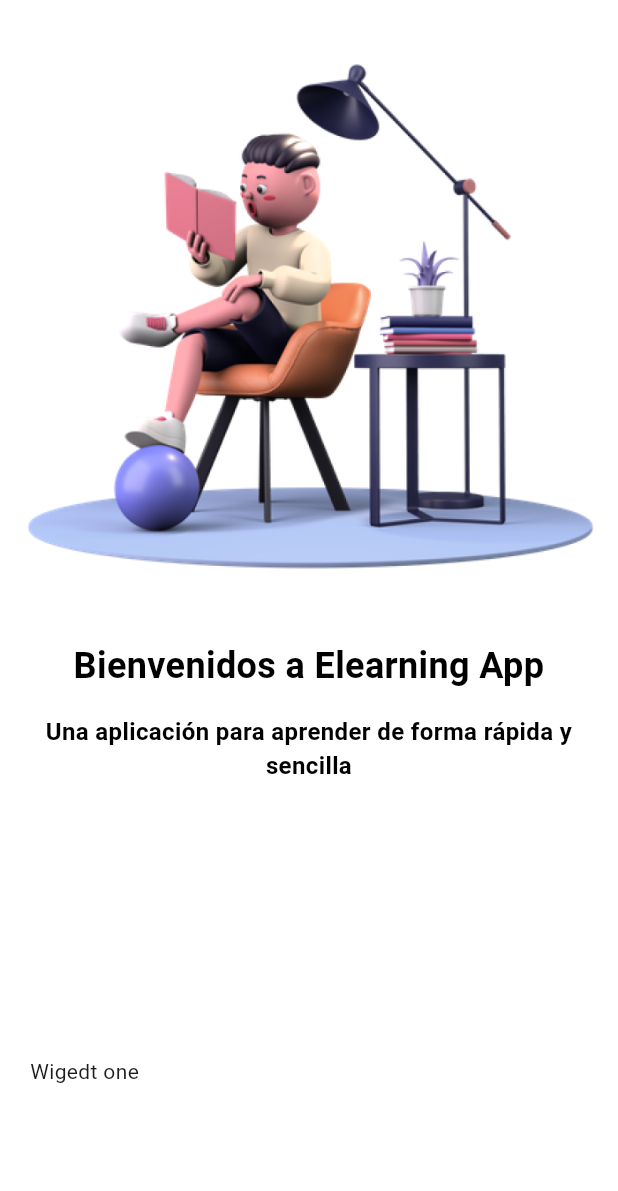
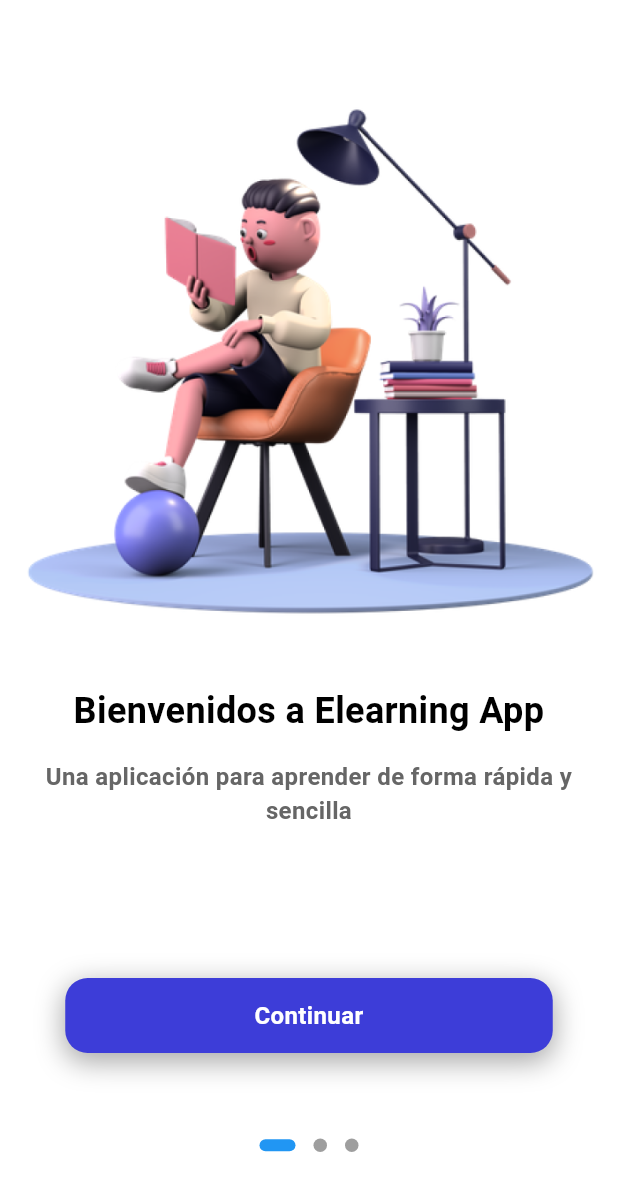
Before and after one commit to NSTLRD/E-learning-App, a Flutter app: the screen it shows after launch, on a phone screen of 412 x 824 dp. Shown: the top 1191 px of the screen. Run offline on Flutter 3.47's test engine with Material 3 defaults, Android fonts, the phone set to English and light mode, and no system bars; drawn by our look-alikes of dots_indicator.

Commit message:
fix: add flow onboarding dots and button

```diff
--- a/lib/main.dart
+++ b/lib/main.dart
@@ -18,7 +18,7 @@
         colorScheme: ColorScheme.fromSeed(seedColor: Colors.deepPurple),
         useMaterial3: true,
       ),
-      home: const Welcome(),
+      home:  Welcome(),
     );
   }
 }
--- a/lib/pages/welcome/welcome.dart
+++ b/lib/pages/welcome/welcome.dart
@@ -1,41 +1,83 @@
+import 'package:dots_indicator/dots_indicator.dart';
 import 'package:flutter/cupertino.dart';
 import 'package:flutter/material.dart';
-import 'package:workspace_flutter/common/widgets/text_widgets.dart';
 import 'package:workspace_flutter/pages/welcome/widgets.dart';
 
-class Welcome extends StatelessWidget {
-  const Welcome({Key? key}) : super(key: key);
+class Welcome extends StatefulWidget {
+  Welcome({Key? key}) : super(key: key);
+
+  @override
+  State<Welcome> createState() => _WelcomeState();
+}
+
+class _WelcomeState extends State<Welcome> {
+  final PageController _controller = PageController();
 
   @override
   Widget build(BuildContext context) {
-    return Scaffold(
+    return Container(
+      color: Colors.white,
+      child: SafeArea(
+        child: Scaffold(
           backgroundColor: Colors.white,
-      body: Stack(
+          body: Container(
+            margin: const EdgeInsets.only(top: 30),
+            child: Stack(
+              alignment: Alignment.topCenter,
               children: [
+                //showing our three welcome pages
                 PageView(
+                  onPageChanged: (index) {
+                    setState(() {
+                      // _currentIndex = index;
+                    });
+                  },
+                  controller: _controller,
                   scrollDirection: Axis.horizontal,
                   children: [
                     // Page 1
                     appOnboardingPage(
+                        _controller,
                         imagePath: "assets/images/reading.png",
                         title: "Bienvenidos a Elearning App",
                         subtitle:
-                      "Una aplicación para aprender de forma rápida y sencilla"),
+                        "Una aplicación para aprender de forma rápida y sencilla", index: 1),
                     // Page 2
                     appOnboardingPage(
+                        _controller,
                         imagePath: "assets/images/man.png",
                         title: "siendo tus mejores aliados",
                         subtitle:
-                      "Descubre una nueva forma de aprender con Elearning App"),
+                        "Descubre una nueva forma de aprender con Elearning App", index: 2),
                     // Page 3
+                    appOnboardingPage(
+                        _controller,
+                        imagePath: "assets/images/boy.png",
+                        title: "Mantente actualizado",
+                        subtitle:
+                        "Desde cursos básicos hasta avanzados, tenemos todo lo que necesitas", index: 3),
                   ],
                 ),
-          const Positioned(
-            left: 20,
-            bottom: 100,
-            child: Text('Wigedt one'),
+                //showing dots for page indicator
+                 Positioned(
+                  // left: 20,
+                  bottom: 50,
+                  child: DotsIndicator(
+                    dotsCount: 3,
+                    mainAxisAlignment: MainAxisAlignment.center,
+                    decorator:  DotsDecorator(size: Size.square(9.0),
+                    color: Colors.grey, // Inactive color
+                    activeColor: Colors.blue,
+                    activeSize: const Size(24.0, 8.0),
+                    activeShape: RoundedRectangleBorder(borderRadius: BorderRadius.circular(5.0)
+                  ),
+                  ),
+                ),
                  ),
               ],
+            )
+          ),
+        ),
       ),
     );
   }
--- a/lib/pages/welcome/widgets.dart
+++ b/lib/pages/welcome/widgets.dart
@@ -1,12 +1,17 @@
 import 'package:flutter/cupertino.dart';
-
+import 'package:flutter/material.dart';
+import 'package:workspace_flutter/common/widgets/app_shadow.dart';
 import '../../common/widgets/text_widgets.dart';
 
-Widget appOnboardingPage({
+Widget appOnboardingPage(
+    PageController controller,
+    {
   String imagePath = "assets/images/reading.png",
   String title = "",
   String subtitle = "",
+  index = 0,
 }) {
+
   return Column(children: [
     Image.asset(imagePath, fit: BoxFit.fitWidth),
     Container(
@@ -19,5 +24,31 @@ Widget appOnboardingPage({
       child: text16Normal(
           text: subtitle),
     ),
+    _nextButton(index, controller)
   ]);
 }
+
+
+//Next Button
+Widget _nextButton(int index, PageController controller) {
+  return GestureDetector(
+    onTap: () {
+    if(index<3) {
+      controller.animateToPage(
+        index,
+        duration: const Duration(milliseconds: 700),
+        curve: Curves.easeInOut,
+        );
+      }
+    },
+    child: Container(
+      width: 325,
+      height: 50,
+      margin: const EdgeInsets.only(top: 100, left: 25, right: 25),
+      decoration: appBoxShadow(),
+      child: Center(
+          child: text16Normal(
+              text: index < 3 ? "Continuar" : "Empecemos", color: Colors.white)),
+    ),
+  );
+}
--- a/pubspec.yaml
+++ b/pubspec.yaml
@@ -36,6 +36,7 @@ dependencies:
   # Use with the CupertinoIcons class for iOS style icons.
   cupertino_icons: ^1.0.2
   flutter_riverpod: ^2.5.1
+  dots_indicator: ^3.0.0
 
 dev_dependencies:
   flutter_test:
```
Also changed, not shown: lib/common/utils/app_colors.dart (added, +29 -0 lines), lib/common/widgets/app_shadow.dart (added, +20 -0 lines), lib/common/widgets/text_widgets.dart (+5 -4 lines), pubspec.lock. Lines whose indentation alone changed are shown as unchanged.
